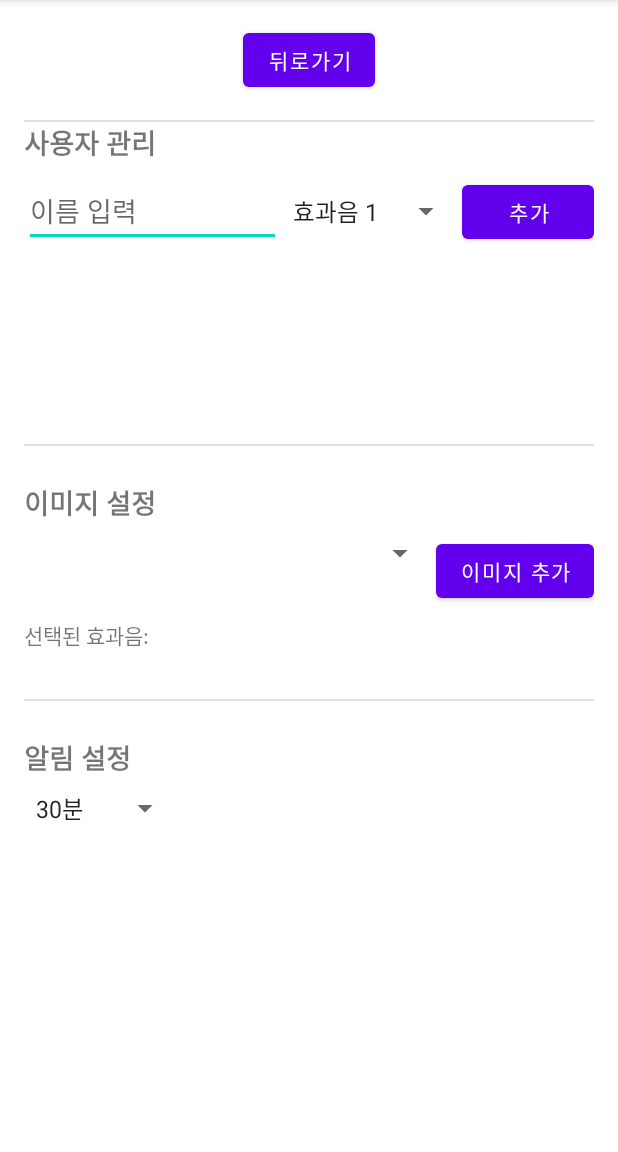
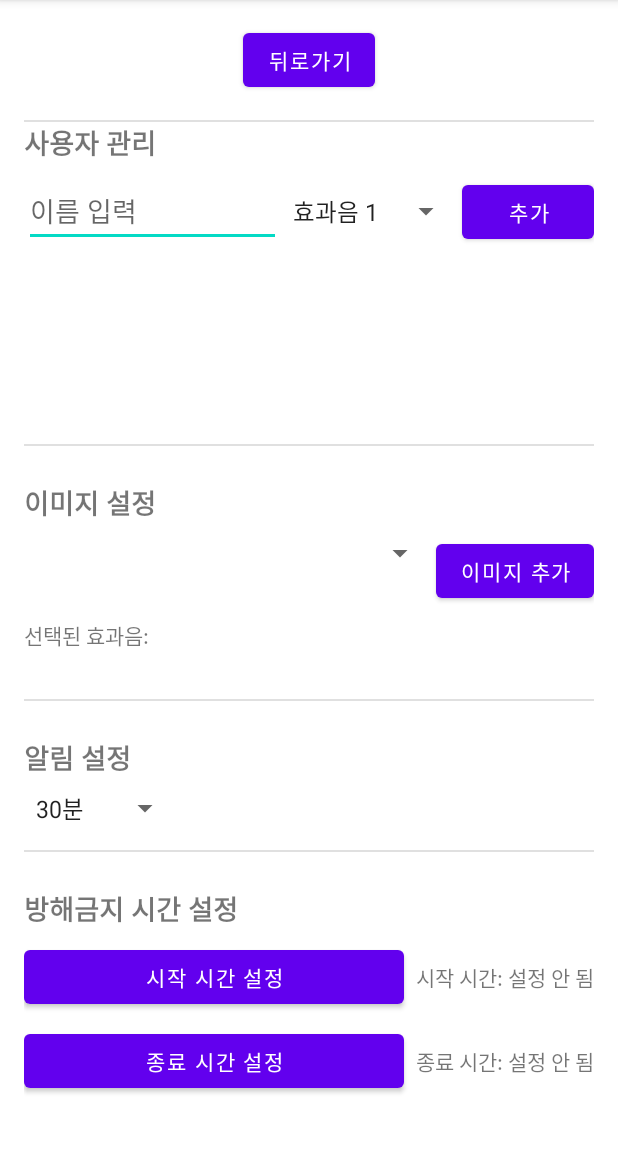
Before and after one commit to TYParrot/TemiRobot, an Android app: the ImageListUI screen opened directly, with no data from a screen before it, on a phone screen of 412 x 824 dp, the part 84-1236 px from its top. Run offline under Robolectric (Android 15) with nearby library versions, the phone set to English and light mode, and no system bars.

Commit message:
[FEAT] 방해금지 시간 설정

```diff
--- a/app/src/main/java/com/example/dementia/UI/ImageListUI.java
+++ b/app/src/main/java/com/example/dementia/UI/ImageListUI.java
@@ -13,7 +13,9 @@
 import android.widget.Spinner;
 import android.widget.TextView;
 import android.widget.Toast;
-
+import android.app.TimePickerDialog;
+import android.widget.TextView;
+import java.util.Calendar;
 import androidx.appcompat.app.AppCompatActivity;
 
 import com.example.dementia.Manager.ImageUserManager;
@@ -30,6 +32,8 @@
     private TextView selectedSoundEffectText;
     private ImageUserManager imageUserManager;
     private Spinner intervalSpinner;
+    private TextView startTimeText, endTimeText;
+    private Button startTimeButton, endTimeButton;
 
     @Override
     protected void onCreate(Bundle savedInstanceState) {
@@ -78,6 +82,7 @@
             } else {
                 Toast.makeText(this, "이름을 입력해주세요.", Toast.LENGTH_SHORT).show();
             }
+
         });
 
         // 사용자 선택 후 효과음 표시
@@ -93,7 +98,9 @@
             public void onNothingSelected(AdapterView<?> parentView) {
                 // 아무것도 선택되지 않았을 때의 처리 (필요에 따라 추가)
             }
-        });
+        }
+
+        );
 
         // 이미지 추가하기 버튼 클릭 리스너
         addImageButton = findViewById(R.id.addImageButton);
@@ -127,6 +134,17 @@
                 // 아무것도 선택되지 않았을 때
             }
         });
+        // 방해금지 시간 설정 UI
+        startTimeText = findViewById(R.id.start_time_text);
+        endTimeText = findViewById(R.id.end_time_text);
+        startTimeButton = findViewById(R.id.start_time_button);
+        endTimeButton = findViewById(R.id.end_time_button);
+
+        // 시작 시간 설정 버튼 클릭 리스너
+        startTimeButton.setOnClickListener(v -> showTimePickerDialog(startTimeText));
+
+        // 종료 시간 설정 버튼 클릭 리스너
+        endTimeButton.setOnClickListener(v -> showTimePickerDialog(endTimeText));
     }
 
     // 저장된 사용자 목록을 ListView에 표시
@@ -176,6 +194,22 @@
             }
         }
     }
+    // 시간 선택 다이얼로그 표시
+    private void showTimePickerDialog(TextView timeTextView) {
+        // 현재 시간을 기본값으로 설정
+        Calendar calendar = Calendar.getInstance();
+        int hour = calendar.get(Calendar.HOUR_OF_DAY);
+        int minute = calendar.get(Calendar.MINUTE);
 
+        // TimePickerDialog 생성
+        TimePickerDialog timePickerDialog = new TimePickerDialog(this,
+                (view, selectedHour, selectedMinute) -> {
+                    // 선택된 시간 설정
+                    String time = String.format("%02d:%02d", selectedHour, selectedMinute);
+                    timeTextView.setText(timeTextView.getId() == R.id.start_time_text ? "시작 시간: " + time : "종료 시간: " + time);
+                }, hour, minute, true);
+
+        timePickerDialog.show();
+    }
 
 }
--- a/app/src/main/res/layout/activity_image_set.xml
+++ b/app/src/main/res/layout/activity_image_set.xml
@@ -147,6 +147,69 @@
                 android:layout_width="wrap_content"
                 android:layout_height="wrap_content"
                 android:layout_marginTop="8dp" />
+
+        </LinearLayout>
+
+        <!-- 방해금지 시간 설정 섹션 -->
+        <LinearLayout
+            android:id="@+id/do_not_disturb_section"
+            android:layout_width="match_parent"
+            android:layout_height="wrap_content"
+            android:orientation="vertical"
+            android:paddingTop="24dp">
+
+            <TextView
+                android:layout_width="wrap_content"
+                android:layout_height="wrap_content"
+                android:text="방해금지 시간 설정"
+                android:textStyle="bold"
+                android:textSize="18sp" />
+
+            <LinearLayout
+                android:layout_width="match_parent"
+                android:layout_height="wrap_content"
+                android:orientation="horizontal"
+                android:layout_marginTop="8dp">
+
+                <!-- 방해금지 시작 시간 설정 버튼 -->
+                <Button
+                    android:id="@+id/start_time_button"
+                    android:layout_width="0dp"
+                    android:layout_height="wrap_content"
+                    android:layout_weight="1"
+                    android:text="시작 시간 설정" />
+
+                <!-- 시작 시간 표시 텍스트 -->
+                <TextView
+                    android:id="@+id/start_time_text"
+                    android:layout_width="wrap_content"
+                    android:layout_height="wrap_content"
+                    android:paddingStart="8dp"
+                    android:text="시작 시간: 설정 안 됨" />
+            </LinearLayout>
+
+            <LinearLayout
+                android:layout_width="match_parent"
+                android:layout_height="wrap_content"
+                android:orientation="horizontal"
+                android:layout_marginTop="8dp">
+
+                <!-- 방해금지 종료 시간 설정 버튼 -->
+                <Button
+                    android:id="@+id/end_time_button"
+                    android:layout_width="0dp"
+                    android:layout_height="wrap_content"
+                    android:layout_weight="1"
+                    android:text="종료 시간 설정" />
+
+                <!-- 종료 시간 표시 텍스트 -->
+                <TextView
+                    android:id="@+id/end_time_text"
+                    android:layout_width="wrap_content"
+                    android:layout_height="wrap_content"
+                    android:paddingStart="8dp"
+                    android:text="종료 시간: 설정 안 됨" />
+            </LinearLayout>
         </LinearLayout>
 
 
```
